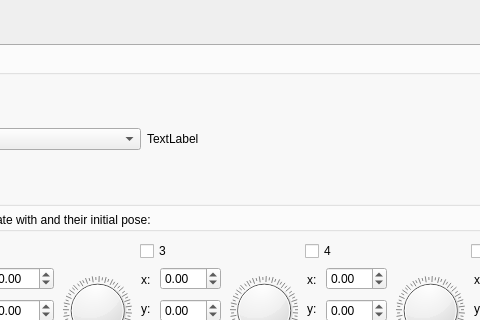
Before: the Qt Designer form Resources/pioneer_3dx_ros/pioneer_gui/ui/real.ui in RovisLab/ROS-Nodes, drawn with Qt 5; both pictures show x 225 to 705 and y 0 to 320 of the 1048 by 829 pixel window.
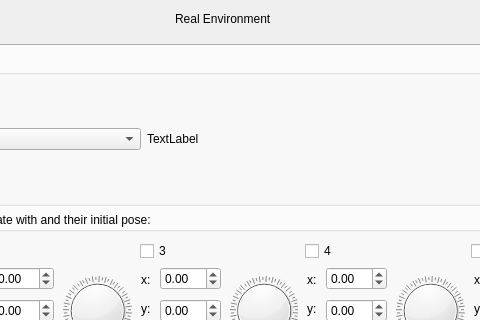
After: the same form once the commit is applied.

The edit to the form file:
```diff
--- a/Resources/pioneer_3dx_ros/pioneer_gui/ui/real.ui
+++ b/Resources/pioneer_3dx_ros/pioneer_gui/ui/real.ui
@@ -1505,6 +1505,19 @@
     <string>HOME</string>
    </property>
   </widget>
+  <widget class="QLabel" name="label_2">
+   <property name="geometry">
+    <rect>
+     <x>400</x>
+     <y>10</y>
+     <width>131</width>
+     <height>17</height>
+    </rect>
+   </property>
+   <property name="text">
+    <string>Real Environment</string>
+   </property>
+  </widget>
  </widget>
  <resources/>
  <connections/>
```
